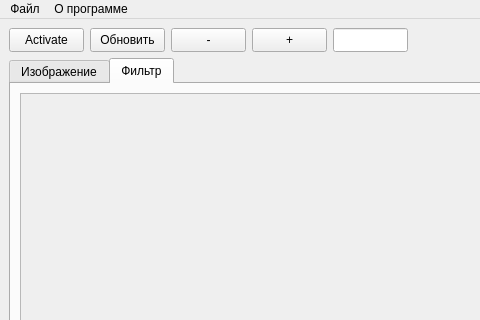
The window that src/mainwindow.ui (dkoinash/filter_gaussian) describes before a commit, drawn with Qt 5; both pictures show x 0 to 480 and y 0 to 320 of the 587 by 501 pixel window.
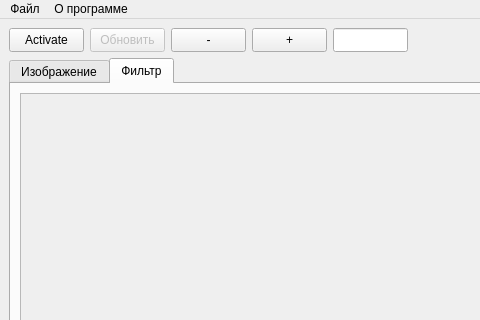
The same window after the commit.

Commit message: вариант рализации гауссиана

Diff of the .ui file:
```diff
--- a/src/mainwindow.ui
+++ b/src/mainwindow.ui
@@ -102,6 +102,9 @@
     </item>
     <item row="0" column="1">
      <widget class="QPushButton" name="update">
+      <property name="enabled">
+       <bool>false</bool>
+      </property>
       <property name="sizePolicy">
        <sizepolicy hsizetype="Preferred" vsizetype="Preferred">
         <horstretch>0</horstretch>
```
The commit also changes 2 other files.
